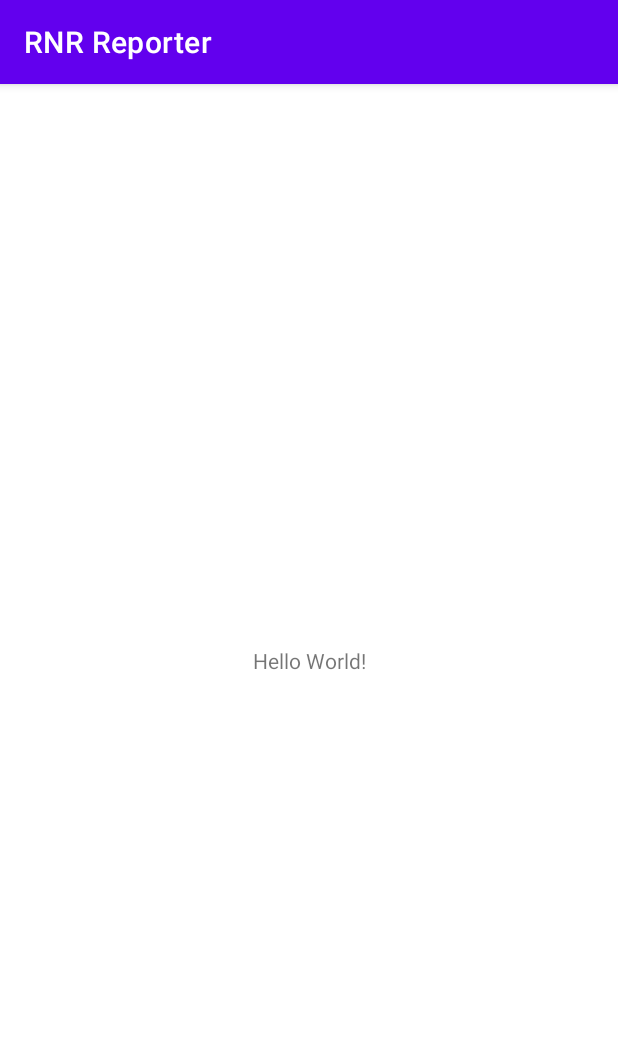
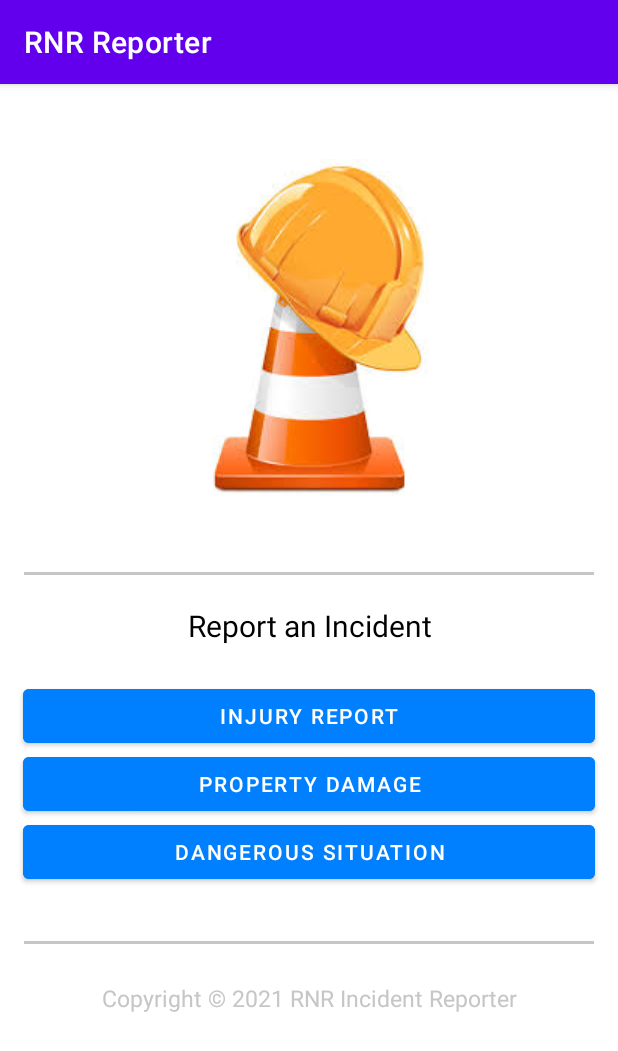
Before and after one commit to roberteley21/RNR_Reporter, an Android app: the screen it shows after launch (MainActivity), on a phone screen of 412 x 824 dp. Shown: the top 1051 px of the screen. Run offline under Robolectric (Android 15) with nearby library versions, the phone set to English and light mode, and no system bars.

Commit message:
Main Activity

```diff
--- a/app/src/main/res/layout/activity_main.xml
+++ b/app/src/main/res/layout/activity_main.xml
@@ -6,13 +6,97 @@
     android:layout_height="match_parent"
     tools:context=".MainActivity">
 
-    <TextView
+    <ImageView
+        android:id="@+id/cone"
         android:layout_width="wrap_content"
         android:layout_height="wrap_content"
-        android:text="Hello World!"
-        app:layout_constraintBottom_toBottomOf="parent"
-        app:layout_constraintLeft_toLeftOf="parent"
-        app:layout_constraintRight_toRightOf="parent"
+        android:layout_marginTop="50dp"
+        android:src="@drawable/cone"
+        app:layout_constraintEnd_toEndOf="parent"
+        app:layout_constraintStart_toStartOf="parent"
         app:layout_constraintTop_toTopOf="parent" />
 
+    <View
+        android:id="@+id/line1"
+        android:layout_width="380dp"
+        android:layout_height="2dp"
+        android:layout_gravity="center"
+        android:background="@color/grey"
+        android:layout_marginTop="50dp"
+        app:layout_constraintTop_toBottomOf="@+id/cone"
+        app:layout_constraintEnd_toEndOf="parent"
+        app:layout_constraintStart_toStartOf="parent"/>
+
+    <TextView
+        android:id="@+id/report"
+        android:layout_height="wrap_content"
+        android:layout_width="match_parent"
+        android:text="@string/report_an_incident"
+        android:textSize="20sp"
+        android:textColor="@color/black"
+        android:layout_marginTop="20dp"
+        android:gravity="center_horizontal"
+        app:layout_constraintTop_toBottomOf="@+id/line1"
+        app:layout_constraintEnd_toEndOf="parent"
+        app:layout_constraintStart_toStartOf="parent" />
+
+    <Button
+        android:id="@+id/injury"
+        android:layout_marginLeft="15dp"
+        android:layout_marginRight="15dp"
+        android:layout_width="match_parent"
+        android:layout_height="wrap_content"
+        android:text="@string/injury_report"
+        android:backgroundTint="@color/azure"
+        android:layout_marginTop="50dp"
+        tools:layout_editor_absoluteY="401dp"
+        app:layout_constraintTop_toTopOf="@+id/report"/>
+
+    <Button
+        android:id="@+id/property"
+        android:layout_marginLeft="15dp"
+        android:layout_marginRight="15dp"
+        android:layout_width="match_parent"
+        android:layout_height="wrap_content"
+        android:text="@string/property_damage"
+        android:backgroundTint="@color/azure"
+        android:layout_marginTop="45dp"
+        tools:layout_editor_absoluteY="449dp"
+        app:layout_constraintTop_toTopOf="@+id/injury" />
+
+    <Button
+        android:id="@+id/dangerous"
+        android:layout_marginLeft="15dp"
+        android:layout_marginRight="15dp"
+        android:layout_width="match_parent"
+        android:layout_height="wrap_content"
+        android:text="@string/dangerous_situation"
+        android:backgroundTint="@color/azure"
+        android:layout_marginTop="45dp"
+        tools:layout_editor_absoluteY="497dp"
+        app:layout_constraintTop_toTopOf="@+id/property"/>
+
+    <View
+        android:id="@+id/line2"
+        android:layout_width="380dp"
+        android:layout_height="2dp"
+        android:layout_gravity="center"
+        android:background="@color/grey"
+        android:layout_marginTop="35dp"
+        app:layout_constraintTop_toBottomOf="@+id/dangerous"
+        app:layout_constraintEnd_toEndOf="parent"
+        app:layout_constraintStart_toStartOf="parent"/>
+
+    <TextView
+        android:layout_height="wrap_content"
+        android:layout_width="match_parent"
+        android:text="@string/copyright_2021_rnr_incident_reporter"
+        android:textSize="15sp"
+        android:textColor="@color/grey"
+        android:layout_marginTop="25dp"
+        android:gravity="center_horizontal"
+        app:layout_constraintTop_toBottomOf="@+id/line2"
+        app:layout_constraintEnd_toEndOf="parent"
+        app:layout_constraintStart_toStartOf="parent"/>
+
 </androidx.constraintlayout.widget.ConstraintLayout>
--- a/app/src/main/res/values/colors.xml
+++ b/app/src/main/res/values/colors.xml
@@ -7,6 +7,7 @@
     <color name="teal_700">#FF018786</color>
     <color name="black">#FF000000</color>
     <color name="white">#FFFFFFFF</color>
-    <color name="safire">#0f52ba</color>
+    <color name="sapphire">#0f52ba</color>
     <color name="azure">#0080ff</color>
+    <color name="grey">#C6C6C6</color>
 </resources>
--- a/app/src/main/res/values/strings.xml
+++ b/app/src/main/res/values/strings.xml
@@ -1,3 +1,8 @@
 <resources>
     <string name="app_name">RNR Reporter</string>
+    <string name="report_an_incident">Report an Incident</string>
+    <string name="injury_report">Injury Report</string>
+    <string name="property_damage">Property Damage</string>
+    <string name="dangerous_situation">Dangerous Situation</string>
+    <string name="copyright_2021_rnr_incident_reporter">Copyright © 2021 RNR Incident Reporter</string>
 </resources>
```
